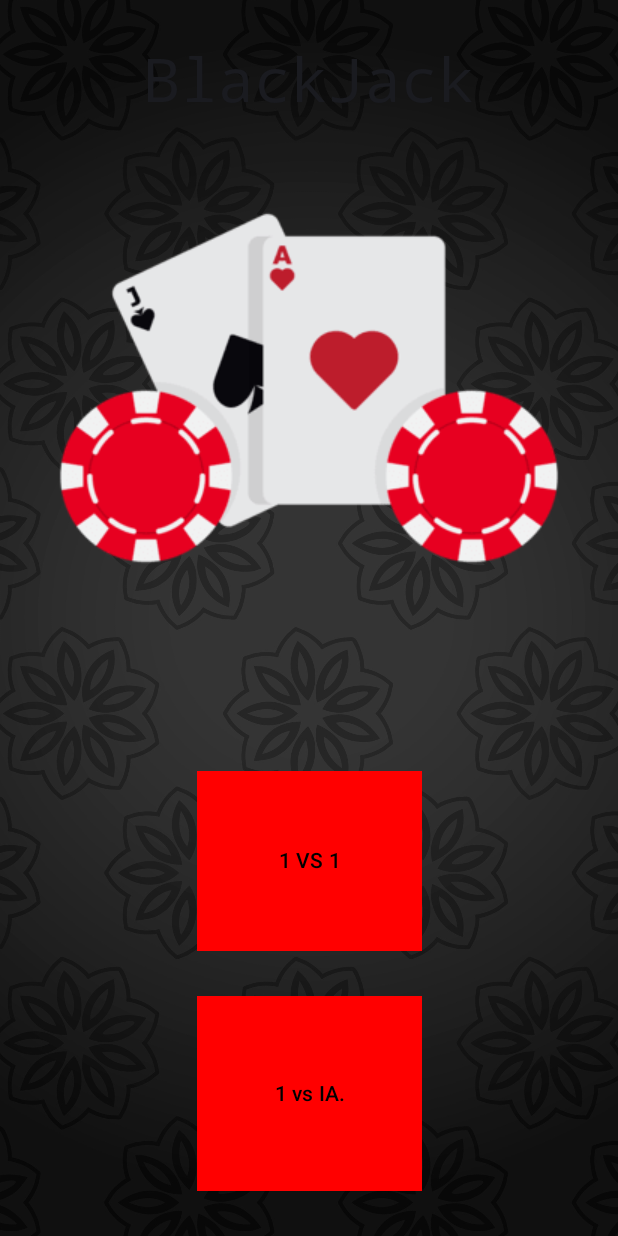
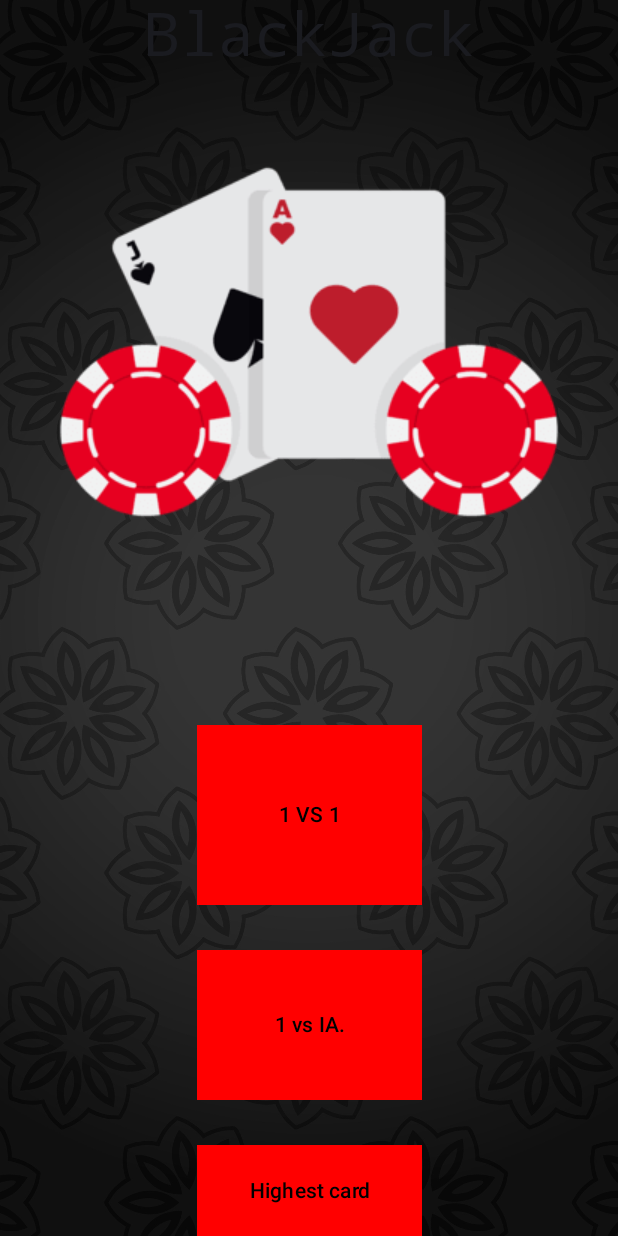
Before and after one commit to IES-Rafael-Alberti/2dam-u2-pr-ctica-3-ra1-ra2-black-jack-alvarocastillx, an Android app built with Jetpack Compose: the screen it shows after launch (MainActivity), on a phone screen of 412 x 824 dp. Run offline under Robolectric (Android 15) with nearby library versions, the phone set to English and light mode, and no system bars.

```diff
--- a/app/src/main/java/com/acasloa946/blackjack/data/MainActivity.kt
+++ b/app/src/main/java/com/acasloa946/blackjack/data/MainActivity.kt
@@ -15,8 +15,10 @@ import com.acasloa946.blackjack.routes.Routes
 import com.acasloa946.blackjack.userInterface.Pantalla1vs1
 import com.acasloa946.blackjack.userInterface.PantallaModo
 import com.acasloa946.blackjack.ui.theme.BlackJackTheme
+import com.acasloa946.blackjack.userInterface.HGViewmodel
 import com.acasloa946.blackjack.userInterface.Pantalla1vsIA
 import com.acasloa946.blackjack.userInterface.PvsIAViewModel
+import com.acasloa946.blackjack.userInterface.ScreenHG
 import com.acasloa946.blackjack.userInterface.ViewModel1vs1
 
 
@@ -24,6 +26,7 @@ class MainActivity : ComponentActivity() {
 
     private val viewModel1vs1 : ViewModel1vs1 by viewModels()
     private val viewModel1vsIA : PvsIAViewModel by viewModels()
+    private val HGViewmodel : HGViewmodel by viewModels()
 
     override fun onCreate(savedInstanceState: Bundle?) {
         super.onCreate(savedInstanceState)
@@ -39,6 +42,8 @@ class MainActivity : ComponentActivity() {
                         composable(Routes.Pantallamodo.route) { PantallaModo(NavController) }
                         composable(Routes.Pantalla1vs1.route) { Pantalla1vs1(NavController,viewModel1vs1) }
                         composable(Routes.Pantalla1vsIA.route) { Pantalla1vsIA(NavController,viewModel1vsIA) }
+                        composable(Routes.PantallaHC.route) { ScreenHG(NavController,HGViewmodel) }
+
                     }
                 }
             }
--- a/app/src/main/java/com/acasloa946/blackjack/routes/Routes.kt
+++ b/app/src/main/java/com/acasloa946/blackjack/routes/Routes.kt
@@ -4,5 +4,6 @@ sealed class Routes(var route:String) {
     object Pantallamodo : Routes("Pantallamodo")
     object Pantalla1vs1 : Routes("Pantalla1vs1")
     object Pantalla1vsIA : Routes("Pantalla1vsIA")
+    object PantallaHC : Routes("ScreenHG")
 
 }
--- a/app/src/main/java/com/acasloa946/blackjack/userInterface/ScreenModo.kt
+++ b/app/src/main/java/com/acasloa946/blackjack/userInterface/ScreenModo.kt
@@ -62,11 +62,25 @@ fun PantallaModo(NavController: NavController) {
             shape = RectangleShape,
             onClick = { NavController.navigate(Routes.Pantalla1vsIA.route) },
             modifier = Modifier
+                .size(height = 130.dp, width = 150.dp)
+                .padding(bottom = 30.dp),
+            colors = ButtonDefaults.buttonColors(Color.Red)
+        ) {
+            Text(
+                text = "1 vs IA.",
+                textAlign = TextAlign.Center,
+                color = Color.Black
+            )
+        }
+        Button(
+            shape = RectangleShape,
+            onClick = { NavController.navigate(Routes.PantallaHC.route) },
+            modifier = Modifier
                 .size(height = 130.dp, width = 150.dp),
             colors = ButtonDefaults.buttonColors(Color.Red)
         ) {
             Text(
-                text = "1 vs IA.",
+                text = "Highest card",
                 textAlign = TextAlign.Center,
                 color = Color.Black
             )
```
Also changed, not shown: app/src/main/java/com/acasloa946/blackjack/userInterface/HGViewmodel.kt (added, +52 -0 lines), app/src/main/java/com/acasloa946/blackjack/userInterface/ScreenHG.kt (added, +147 -0 lines).
